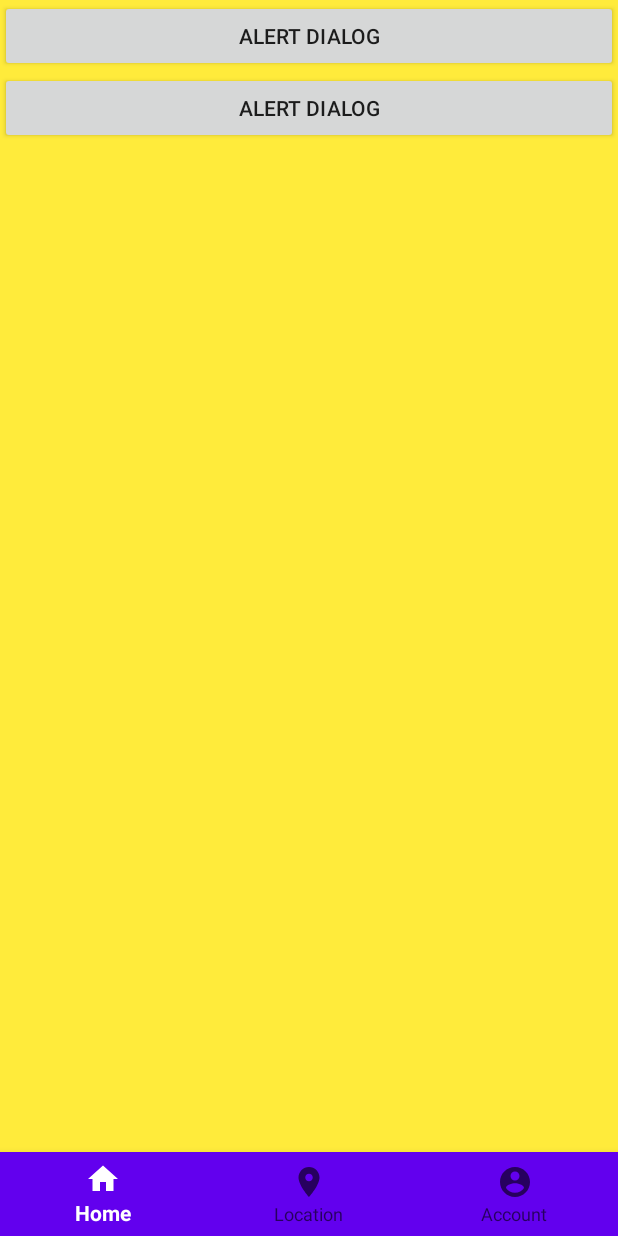
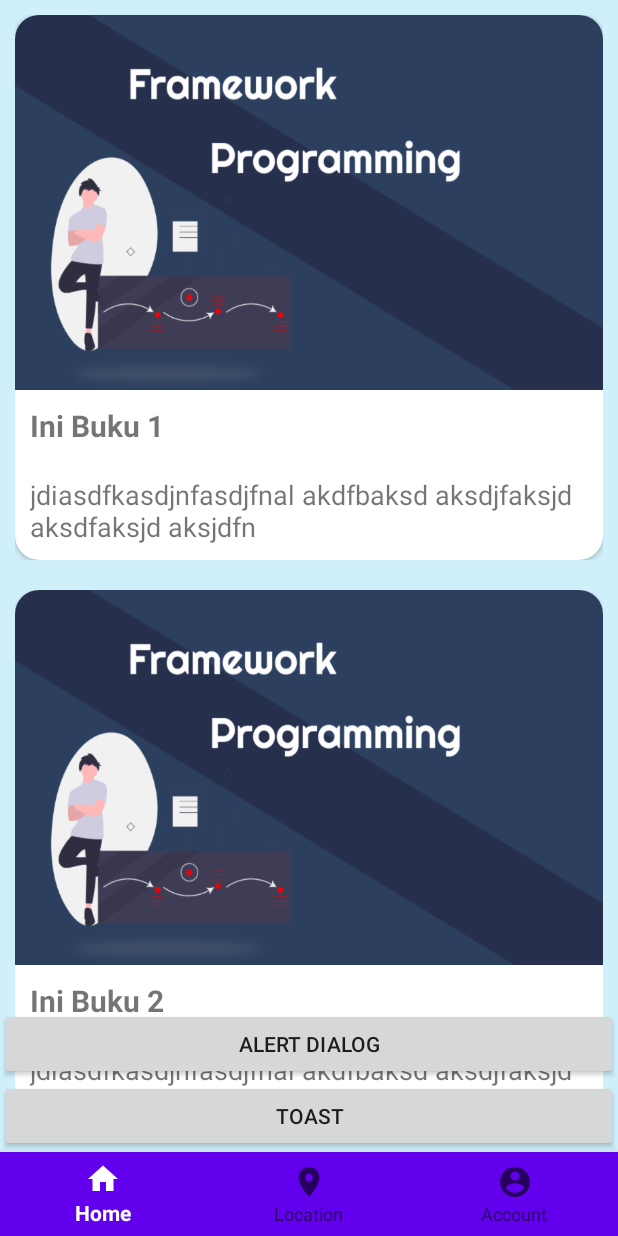
Before and after one commit to tantowi12/Belajar-Kotlin-1, an Android app: the HomeFragment screen opened directly, with no data from a screen before it, on a phone screen of 412 x 824 dp. Run offline under Robolectric (Android 15) with nearby library versions, the phone set to English and light mode, and no system bars.

Commit message:
7 - Recycler View Sederhana version1

```diff
--- a/app/src/main/java/com/example/belajarkotlindasar/HomeFragment.kt
+++ b/app/src/main/java/com/example/belajarkotlindasar/HomeFragment.kt
@@ -10,22 +10,51 @@ import android.view.LayoutInflater
 import android.view.View
 import android.view.ViewGroup
 import android.widget.Toast
+import androidx.recyclerview.widget.LinearLayoutManager
+import com.example.belajarkotlindasar.adapter.ItemAdapter
+import com.example.belajarkotlindasar.model.Item
 import kotlinx.android.synthetic.main.fragment_home.*
 
 class HomeFragment : Fragment() {
+
+    lateinit var itemAdapter: ItemAdapter
+    val lm = LinearLayoutManager(activity)
+    val addItemList: MutableList<Item> = ArrayList()
 
     override fun onCreateView(
         inflater: LayoutInflater, container: ViewGroup?,
         savedInstanceState: Bundle?
     ): View? {
-        // Inflate the layout for this fragment
         return inflater.inflate(R.layout.fragment_home, container, false)
     }
 
     override fun onViewCreated(view: View, savedInstanceState: Bundle?) {
         super.onViewCreated(view, savedInstanceState)
 
+        initView()
+
         action()
+    }
+
+    fun initView() {
+        rv_Item.layoutManager = lm
+        itemAdapter = ItemAdapter(activity!!)
+        rv_Item.adapter = itemAdapter
+
+        addItemList.add(Item("Ini Buku 1", "jdiasdfkasdjnfasdjfnal akdfbaksd aksdjfaksjd aksdfaksjd aksjdfn"))
+        addItemList.add(Item("Ini Buku 2", "jdiasdfkasdjnfasdjfnal akdfbaksd aksdjfaksjd aksdfaksjd aksjdfn"))
+        addItemList.add(Item("Ini Buku 3", "jdiasdfkasdjnfasdjfnal akdfbaksd aksdjfaksjd aksdfaksjd aksjdfn"))
+        addItemList.add(Item("Ini Buku 4", "jdiasdfkasdjnfasdjfnal akdfbaksd aksdjfaksjd aksdfaksjd aksjdfn"))
+        addItemList.add(Item("Ini Buku 5", "jdiasdfkasdjnfasdjfnal akdfbaksd aksdjfaksjd aksdfaksjd aksjdfn"))
+        addItemList.add(Item("Ini Buku 6", "jdiasdfkasdjnfasdjfnal akdfbaksd aksdjfaksjd aksdfaksjd aksjdfn"))
+        addItemList.add(Item("Ini Buku 7", "jdiasdfkasdjnfasdjfnal akdfbaksd aksdjfaksjd aksdfaksjd aksjdfn"))
+        addItemList.add(Item("Ini Buku 8", "jdiasdfkasdjnfasdjfnal akdfbaksd aksdjfaksjd aksdfaksjd aksjdfn"))
+        addItemList.add(Item("Ini Buku 9", "jdiasdfkasdjnfasdjfnal akdfbaksd aksdjfaksjd aksdfaksjd aksjdfn"))
+        addItemList.add(Item("Ini Buku 10", "jdiasdfkasdjnfasdjfnal akdfbaksd aksdjfaksjd aksdfaksjd aksjdfn"))
+        addItemList.add(Item("Ini Buku 11", "jdiasdfkasdjnfasdjfnal akdfbaksd aksdjfaksjd aksdfaksjd aksjdfn"))
+
+
+        itemAdapter.setItem(addItemList)
     }
 
     fun action() {
--- /dev/null
+++ b/app/src/main/java/com/example/belajarkotlindasar/adapter/ItemAdapter.kt
@@ -0,0 +1,46 @@
+package com.example.belajarkotlindasar.adapter
+
+import android.content.Context
+import android.view.LayoutInflater
+import android.view.MenuItem
+import android.view.View
+import android.view.ViewGroup
+import android.widget.TextView
+import androidx.recyclerview.widget.RecyclerView
+import com.example.belajarkotlindasar.R
+import com.example.belajarkotlindasar.model.Item
+
+class ItemAdapter(val context: Context) : RecyclerView.Adapter<ItemAdapter.ItemViewHolder>() {
+
+    private val items : MutableList<Item> = mutableListOf()
+
+    override fun onCreateViewHolder(parent: ViewGroup, viewType: Int): ItemViewHolder {
+        return ItemViewHolder(LayoutInflater.from(context).inflate(R.layout.item_view, parent, false))
+    }
+
+    override fun getItemCount(): Int {
+        return items.size
+    }
+
+    override fun onBindViewHolder(holder: ItemAdapter.ItemViewHolder, position: Int) {
+        holder.bindmodel(items[position])
+    }
+
+    fun setItem(data: List<Item>){
+        items.clear()
+        items.addAll(data)
+        notifyDataSetChanged()
+    }
+
+    inner class ItemViewHolder(item: View) : RecyclerView.ViewHolder(item) {
+
+        val Title : TextView = item.findViewById(R.id.txt_title)
+        val Description : TextView = item.findViewById(R.id.txt_deskrip)
+
+        fun bindmodel(i: Item) {
+
+            Title.text = i.getTitle()
+            Description.text = i.getDescription()
+        }
+    }
+}
--- /dev/null
+++ b/app/src/main/java/com/example/belajarkotlindasar/model/Item.kt
@@ -0,0 +1,30 @@
+package com.example.belajarkotlindasar.model
+
+class Item {
+
+    private var title : String = ""
+    private var description : String = ""
+
+    constructor(title: String, descripton: String) {
+        this.title = title
+        this.description = descripton
+    }
+
+    fun getTitle(): String {
+        return title
+    }
+
+    fun setTitle(title: String){
+        this.title = title
+    }
+
+    fun getDescription(): String {
+        return description
+    }
+
+    fun setDescription(descripton: String) {
+        this.description = description
+    }
+
+
+}
--- a/app/src/main/res/layout/fragment_home.xml
+++ b/app/src/main/res/layout/fragment_home.xml
@@ -1,22 +1,30 @@
 <?xml version="1.0" encoding="utf-8"?>
-<LinearLayout xmlns:android="http://schemas.android.com/apk/res/android"
+<RelativeLayout xmlns:android="http://schemas.android.com/apk/res/android"
     xmlns:tools="http://schemas.android.com/tools"
     android:layout_width="match_parent"
     android:layout_height="match_parent"
     tools:context=".HomeFragment"
-    android:background="@color/colorYellow"
-    android:orientation="vertical">
+    android:background="@color/colorWhite">
+
+    <androidx.recyclerview.widget.RecyclerView
+        android:id="@+id/rv_Item"
+        android:layout_width="match_parent"
+        android:layout_height="wrap_content"
+        tools:listitem="@layout/item_view"
+        android:orientation="horizontal"/>
 
     <Button
         android:id="@+id/btn_ad"
         android:layout_width="match_parent"
         android:layout_height="wrap_content"
+        android:layout_above="@id/btn_toast"
         android:text="alert dialog"/>
 
     <Button
         android:id="@+id/btn_toast"
         android:layout_width="match_parent"
         android:layout_height="wrap_content"
-        android:text="alert dialog"/>
+        android:layout_alignParentBottom="true"
+        android:text="toast"/>
 
-</LinearLayout>
+</RelativeLayout>
--- /dev/null
+++ b/app/src/main/res/layout/item_view.xml
@@ -0,0 +1,52 @@
+<?xml version="1.0" encoding="utf-8"?>
+<LinearLayout xmlns:android="http://schemas.android.com/apk/res/android"
+    android:layout_width="match_parent"
+    android:layout_height="wrap_content"
+    xmlns:app="http://schemas.android.com/apk/res-auto"
+    android:orientation="vertical"
+    android:background="#cfeffa"
+    android:padding="10dp">
+
+        <androidx.cardview.widget.CardView
+            android:layout_width="match_parent"
+            android:layout_height="wrap_content"
+            app:cardCornerRadius="16dp">
+
+                <RelativeLayout
+                    android:layout_width="match_parent"
+                    android:layout_height="wrap_content">
+
+                        <ImageView
+                            android:id="@+id/iv_img1"
+                            android:layout_width="match_parent"
+                            android:layout_height="250dp"
+                            android:src="@drawable/contoh"
+                            android:scaleType="fitXY"/>
+
+                        <TextView
+                            android:id="@+id/txt_title"
+                            android:layout_width="match_parent"
+                            android:layout_height="wrap_content"
+                            android:layout_margin="10dp"
+                            android:layout_marginTop="10dp"
+                            android:layout_below="@+id/iv_img1"
+                            android:text="Title"
+                            android:textSize="20dp"
+                            android:textStyle="bold"/>
+
+                        <TextView
+                            android:id="@+id/txt_deskrip"
+                            android:layout_width="match_parent"
+                            android:layout_height="wrap_content"
+                            android:layout_below="@+id/txt_title"
+                            android:layout_margin="10dp"
+                            android:layout_marginTop="15dp"
+                            android:layout_marginBottom="10dp"
+                            android:text="Deskripsion"
+                            android:textSize="18dp"/>
+
+                </RelativeLayout>
+
+        </androidx.cardview.widget.CardView>
+
+</LinearLayout>
--- a/app/src/main/res/values/colors.xml
+++ b/app/src/main/res/values/colors.xml
@@ -6,5 +6,6 @@
     <color name="colorWhite">#FFFFFF</color>
     <color name="colorBlueLight">#2196F3</color>
     <color name="colorYellow">#FFEB3B</color>
+    <color name="merah">#FF0000</color>
 
 </resources>
```
Also changed, not shown: app/src/main/res/drawable-hdpi/contoh.png (added), app/src/main/res/drawable-mdpi/contoh.png (added), app/src/main/res/drawable-xhdpi/contoh.png (added), app/src/main/res/drawable-xxhdpi/contoh.png (added), app/src/main/res/drawable-xxxhdpi/contoh.png (added).
